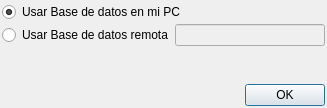
Old version of the form atlas/dialogs/dialogdbserver.ui in the repository diegowald/atlas.
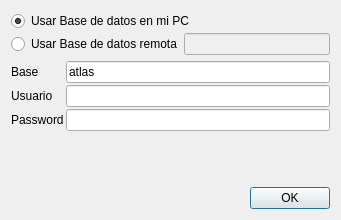
New version of the form.

```diff
--- a/atlas/dialogs/dialogdbserver.ui
+++ b/atlas/dialogs/dialogdbserver.ui
@@ -6,29 +6,14 @@
    <rect>
     <x>0</x>
     <y>0</y>
-    <width>327</width>
-    <height>108</height>
+    <width>341</width>
+    <height>220</height>
    </rect>
   </property>
   <property name="windowTitle">
    <string>Dialog</string>
   </property>
   <layout class="QVBoxLayout" name="verticalLayout_2">
-   <property name="spacing">
-    <number>2</number>
-   </property>
-   <property name="leftMargin">
-    <number>2</number>
-   </property>
-   <property name="topMargin">
-    <number>2</number>
-   </property>
-   <property name="rightMargin">
-    <number>2</number>
-   </property>
-   <property name="bottomMargin">
-    <number>2</number>
-   </property>
    <item>
     <layout class="QVBoxLayout" name="verticalLayout">
      <property name="spacing">
@@ -67,6 +52,63 @@
      </item>
     </layout>
    </item>
+   <item>
+    <layout class="QFormLayout" name="formLayout">
+     <property name="horizontalSpacing">
+      <number>2</number>
+     </property>
+     <property name="verticalSpacing">
+      <number>2</number>
+     </property>
+     <item row="0" column="0">
+      <widget class="QLabel" name="label">
+       <property name="text">
+        <string>Base</string>
+       </property>
+       <property name="buddy">
+        <cstring>txtBase</cstring>
+       </property>
+      </widget>
+     </item>
+     <item row="0" column="1">
+      <widget class="QLineEdit" name="txtBase">
+       <property name="text">
+        <string>atlas</string>
+       </property>
+      </widget>
+     </item>
+     <item row="1" column="0">
+      <widget class="QLabel" name="label_2">
+       <property name="text">
+        <string>Usuario</string>
+       </property>
+       <property name="buddy">
+        <cstring>txtUser</cstring>
+       </property>
+      </widget>
+     </item>
+     <item row="2" column="0">
+      <widget class="QLabel" name="label_3">
+       <property name="text">
+        <string>Password</string>
+       </property>
+       <property name="buddy">
+        <cstring>txtPassword</cstring>
+       </property>
+      </widget>
+     </item>
+     <item row="1" column="1">
+      <widget class="QLineEdit" name="txtUser"/>
+     </item>
+     <item row="2" column="1">
+      <widget class="QLineEdit" name="txtPassword">
+       <property name="echoMode">
+        <enum>QLineEdit::Password</enum>
+       </property>
+      </widget>
+     </item>
+    </layout>
+   </item>
    <item>
     <spacer name="verticalSpacer">
      <property name="orientation">
```
Left out of the diff: 2 changed lines with no effect on the pictures.
